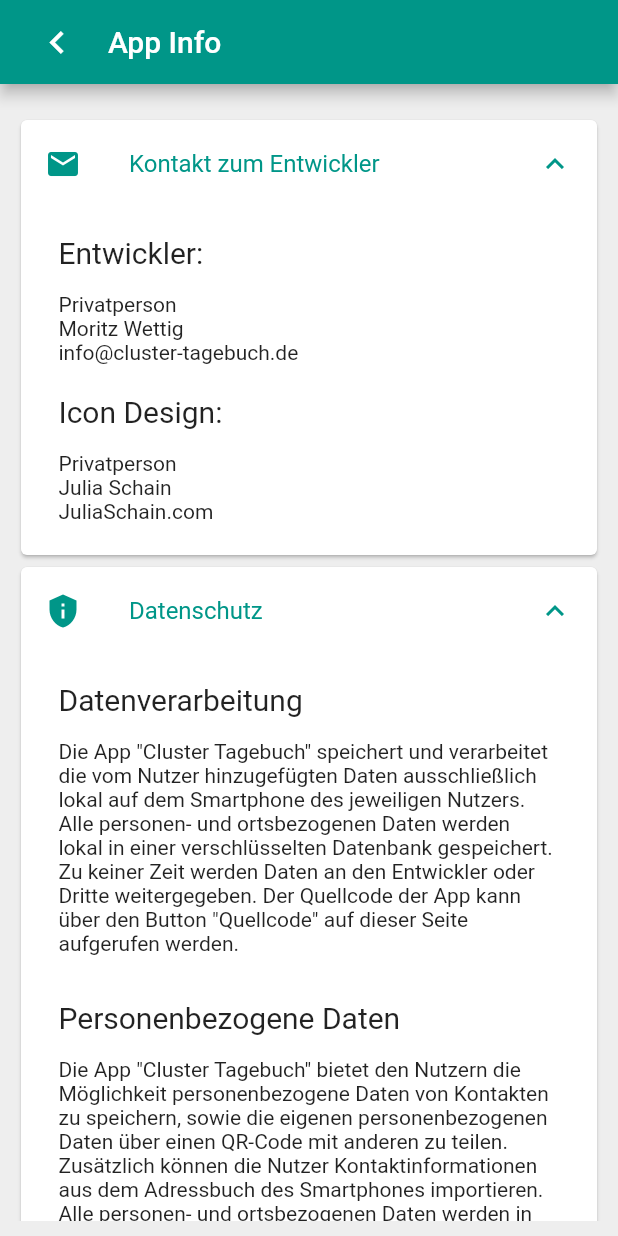
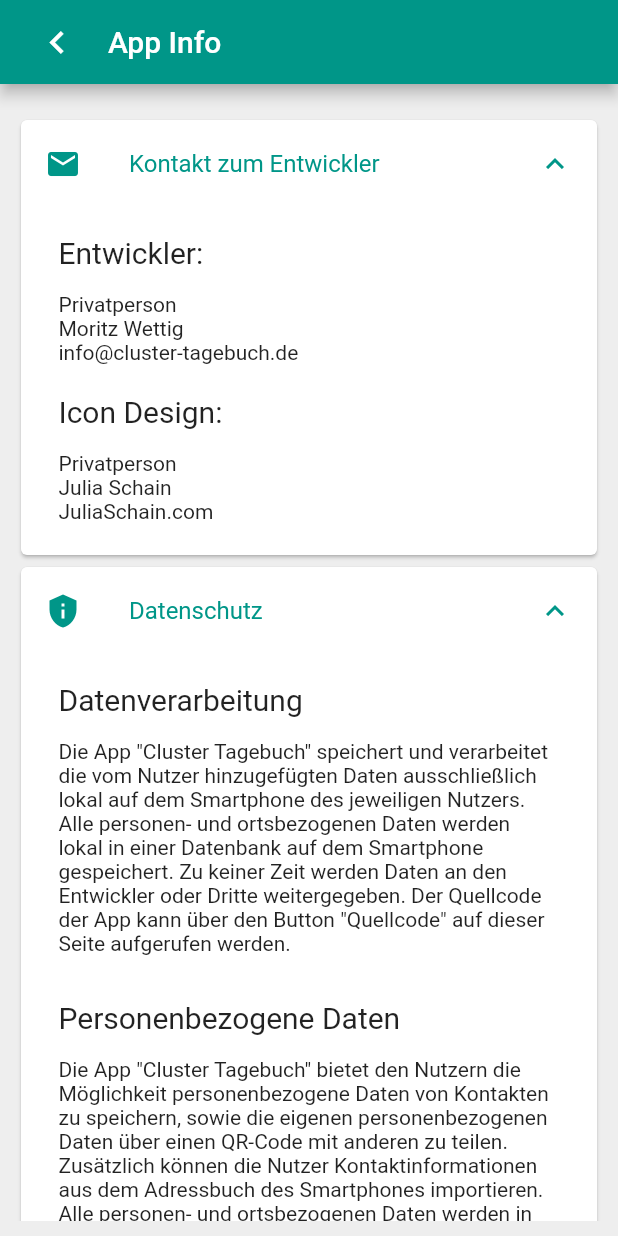
Before and after one commit to MoritzWettig/cluster-tagebuch, a Flutter app: the AboutAppScreen screen opened by its route, after a tap on "Kontakt zum Entwickler", after a tap on "Datenschutz", on a phone screen of 412 x 824 dp. Run offline on Flutter 3.47's test engine with Material 2 defaults, Android fonts, the phone set to English and light mode, and no system bars; our stand-ins replace contacts_service, flutter_local_notifications, permission_handler, qr_flutter, shared_preferences, sqflite; missing offline and left inert: barcode_scan, search_page, sticky_grouped_list; accounts and stored records are empty.

Commit message:
remove encryption (US Export Law)

```diff
--- a/lib/src/ui/screens/about_app.dart
+++ b/lib/src/ui/screens/about_app.dart
@@ -59,7 +59,7 @@ class AboutAppScreen extends StatelessWidget {
                       ),
                       InkWell(
                         onTap: () {
-                          _launchURL('https://juliaschain.com');
+                          _launchURL('http://juliaschain.com');
                         },
                         child: Text('JuliaSchain.com'),
                       ),
@@ -85,7 +85,7 @@ class AboutAppScreen extends StatelessWidget {
                     ),
                   ),
                   Text(
-                      'Die App "Cluster Tagebuch" speichert und verarbeitet die vom Nutzer hinzugefügten Daten ausschließlich lokal auf dem Smartphone des jeweiligen Nutzers. Alle personen- und ortsbezogenen Daten werden lokal in einer verschlüsselten Datenbank gespeichert. Zu keiner Zeit werden Daten an den Entwickler oder Dritte weitergegeben. Der Quellcode der App kann über den Button "Quellcode" auf dieser Seite aufgerufen werden.'),
+                      'Die App "Cluster Tagebuch" speichert und verarbeitet die vom Nutzer hinzugefügten Daten ausschließlich lokal auf dem Smartphone des jeweiligen Nutzers. Alle personen- und ortsbezogenen Daten werden lokal in einer Datenbank auf dem Smartphone gespeichert. Zu keiner Zeit werden Daten an den Entwickler oder Dritte weitergegeben. Der Quellcode der App kann über den Button "Quellcode" auf dieser Seite aufgerufen werden.'),
                   Padding(
                     padding: const EdgeInsets.only(bottom: 15, top: 30),
                     child: Text(
@@ -94,7 +94,7 @@ class AboutAppScreen extends StatelessWidget {
                     ),
                   ),
                   Text(
-                      'Die App "Cluster Tagebuch" bietet den Nutzern die Möglichkeit personenbezogene Daten von Kontakten zu speichern, sowie die eigenen personenbezogenen Daten über einen QR-Code mit anderen zu teilen. Zusätzlich können die Nutzer Kontaktinformationen aus dem Adressbuch des Smartphones importieren. Alle personen- und ortsbezogenen Daten werden in einer verschlüsselten Datenbank auf dem Smartphone des Nutzers gespeichert. Der Nutzer bestimmt selbst, wem er seine eigenen Kontaktdaten weitergibt. In der verschlüsselten Datenbank werden folgende Informationen abspeichert: Cluster ID, Cluster Name, Cluster Ort, Cluster Anzahl der Personen, Cluster Datum, Kontakt ID, Kontakt Vorname, Kontakt Nachname, Kontakt Adresse, Kontakt Telefonnummer und Kontakt Datum (Datum als der Kontakt hinzugefügt wurde). Den Aufbau der Datenbank finden Sie im Quellcode wieder.'),
+                      'Die App "Cluster Tagebuch" bietet den Nutzern die Möglichkeit personenbezogene Daten von Kontakten zu speichern, sowie die eigenen personenbezogenen Daten über einen QR-Code mit anderen zu teilen. Zusätzlich können die Nutzer Kontaktinformationen aus dem Adressbuch des Smartphones importieren. Alle personen- und ortsbezogenen Daten werden in einer lokalen Datenbank auf dem Smartphone des Nutzers gespeichert. Der Nutzer bestimmt selbst, wem er seine eigenen Kontaktdaten weitergibt. In der Datenbank werden folgende Informationen abspeichert: Cluster ID, Cluster Name, Cluster Ort, Cluster Anzahl der Personen, Cluster Datum, Kontakt ID, Kontakt Vorname, Kontakt Nachname, Kontakt Adresse, Kontakt Telefonnummer und Kontakt Datum (Datum als der Kontakt hinzugefügt wurde). Den Aufbau der Datenbank finden Sie im Quellcode wieder.'),
                   Padding(
                     padding: const EdgeInsets.only(bottom: 15, top: 30),
                     child: Text(
@@ -103,7 +103,7 @@ class AboutAppScreen extends StatelessWidget {
                     ),
                   ),
                   Text(
-                      'Die App "Cluster Tagebuch" bietet den Nutzern die Möglichkeit ortsbezogene Daten einem Cluster-Eintrag hinzuzufügen. Das Eintragen der ortsbezogenen Daten wird vom Nutzer manuell durchgeführt und wird in einer lokal verschlüsselten Datenbank gespeichert. Zu keiner Zeit werden Positionsdienste wie z.B. GPS verwendet.'),
+                      'Die App "Cluster Tagebuch" bietet den Nutzern die Möglichkeit ortsbezogene Daten einem Cluster-Eintrag hinzuzufügen. Das Eintragen der ortsbezogenen Daten wird vom Nutzer manuell durchgeführt und wird in einer lokalen Datenbank auf dem Smartphone gespeichert. Zu keiner Zeit werden Positionsdienste wie z.B. GPS verwendet.'),
                   Padding(
                     padding: const EdgeInsets.only(bottom: 15, top: 30),
                     child: Text(
@@ -112,7 +112,7 @@ class AboutAppScreen extends StatelessWidget {
                     ),
                   ),
                   Text(
-                      'Die App "Cluster Tagebuch" benötigt zur Verwendung der QR-Code-Scan Funktion die Kamera-Berechtigung, um Kontaktdaten von Personen zu scannen und in der lokalen verschlüsselten Datenbank zu speichern. Für die Funktion der täglichen Benachrichtigungen benötigt die App für IOS die Berechtigung Benachrichtigungen zu erstellen und zu erhalten. Alle Benachrichtigungen werden lokal erstellt und zu keiner Zeit wird ein Push-Benachrichtigungsdienst von Dritten verwendet. Zum Importieren von Kontaktinformationen aus dem Adressbuch des Smartphones benötigt die App die Berechtigung auf das Adressbuch des Smartphones zugreifen zu dürfen.'),
+                      'Die App "Cluster Tagebuch" benötigt zur Verwendung der QR-Code-Scan Funktion die Kamera-Berechtigung, um Kontaktdaten von Personen zu scannen und in der lokalen Datenbank zu speichern. Für die Funktion der täglichen Benachrichtigungen benötigt die App für IOS die Berechtigung Benachrichtigungen zu erstellen und zu erhalten. Alle Benachrichtigungen werden lokal erstellt und zu keiner Zeit wird ein Push-Benachrichtigungsdienst von Dritten verwendet. Zum Importieren von Kontaktinformationen aus dem Adressbuch des Smartphones benötigt die App die Berechtigung auf das Adressbuch des Smartphones zugreifen zu dürfen.'),
                   Padding(
                     padding: const EdgeInsets.only(bottom: 15, top: 30),
                     child: Text(
@@ -121,7 +121,7 @@ class AboutAppScreen extends StatelessWidget {
                     ),
                   ),
                   Text(
-                      'Die App "Cluster Tagebuch" bietet dem Nutzer die Möglichkeit einen QR-Code lokal zu generieren, welcher die von ihm eingegebenen personenbezogen Daten repräsentiert. Die Weitergabe der personenbezogenen Daten in Form des QR-Codes liegt einzig und allein in der Verantwortung des Nutzers. Der Entwickler tritt hierbei von jeglicher Verantwortung bei der Weitergabe der personenbezogenen Daten über den QR-Code zurück. Der Nutzer selbst entscheidet, wer seine personenbezogenen Daten einscannen darf. Bei der Erstellung des QR-Codes werden die Nutzerkontaktdaten in Base64 kodiert. Die Kodierung mit Base64 stellt keine Verschlüsselung dar. Wenn nun eine andere Partei den QR-Code mit der App „Cluster Tagebuch“ einscannt, werden die Kontaktdaten dekodiert und in der lokalen verschlüsselten Datenbank auf dem Smartphone der anderen Partei gespeichert.'),
+                      'Die App "Cluster Tagebuch" bietet dem Nutzer die Möglichkeit einen QR-Code lokal zu generieren, welcher die von ihm eingegebenen personenbezogen Daten repräsentiert. Die Weitergabe der personenbezogenen Daten in Form des QR-Codes liegt einzig und allein in der Verantwortung des Nutzers. Der Entwickler tritt hierbei von jeglicher Verantwortung bei der Weitergabe der personenbezogenen Daten über den QR-Code zurück. Der Nutzer selbst entscheidet, wer seine personenbezogenen Daten einscannen darf. Bei der Erstellung des QR-Codes werden die Nutzerkontaktdaten in Base64 kodiert. Die Kodierung mit Base64 stellt keine Verschlüsselung dar. Wenn nun eine andere Partei den QR-Code mit der App „Cluster Tagebuch“ einscannt, werden die Kontaktdaten dekodiert und in der lokalen Datenbank auf dem Smartphone der anderen Partei gespeichert.'),
                 ],
               ),
             ),
--- a/pubspec.yaml
+++ b/pubspec.yaml
@@ -15,7 +15,7 @@ publish_to: 'none' # Remove this line if you wish to publish to pub.dev
 # In iOS, build-name is used as CFBundleShortVersionString while build-number used as CFBundleVersion.
 # Read more about iOS versioning at
 # https://developer.apple.com/library/archive/documentation/General/Reference/InfoPlistKeyReference/Articles/CoreFoundationKeys.html
-version: 1.0.0+1
+version: 1.0.1+1
 
 environment:
   sdk: ">=2.7.0 <3.0.0"
@@ -25,10 +25,9 @@ dependencies:
     sdk: flutter
   flutter_localizations:
     sdk: flutter
-  sqflite_sqlcipher: ^1.1.1
+  sqflite: ^1.3.1+2
   path: ^1.7.0
   path_provider: ^1.6.14
-  flutter_secure_storage: ^3.3.4
   barcode_scan: ^3.0.1
   qr_flutter: ^3.2.0
   sticky_grouped_list: ^1.2.0
```
Also changed, not shown: lib/src/services/generate_key.dart (deleted, +0 -19 lines), lib/src/services/sqflite_service.dart (+2 -26 lines), pubspec.lock, 4 other files.
